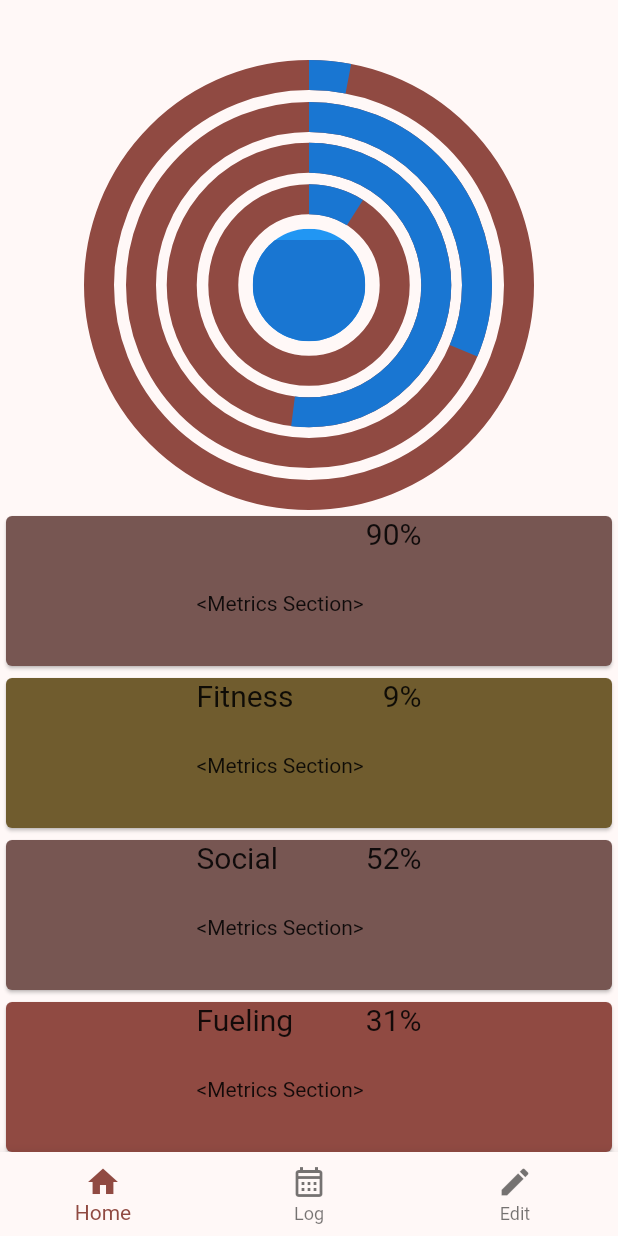
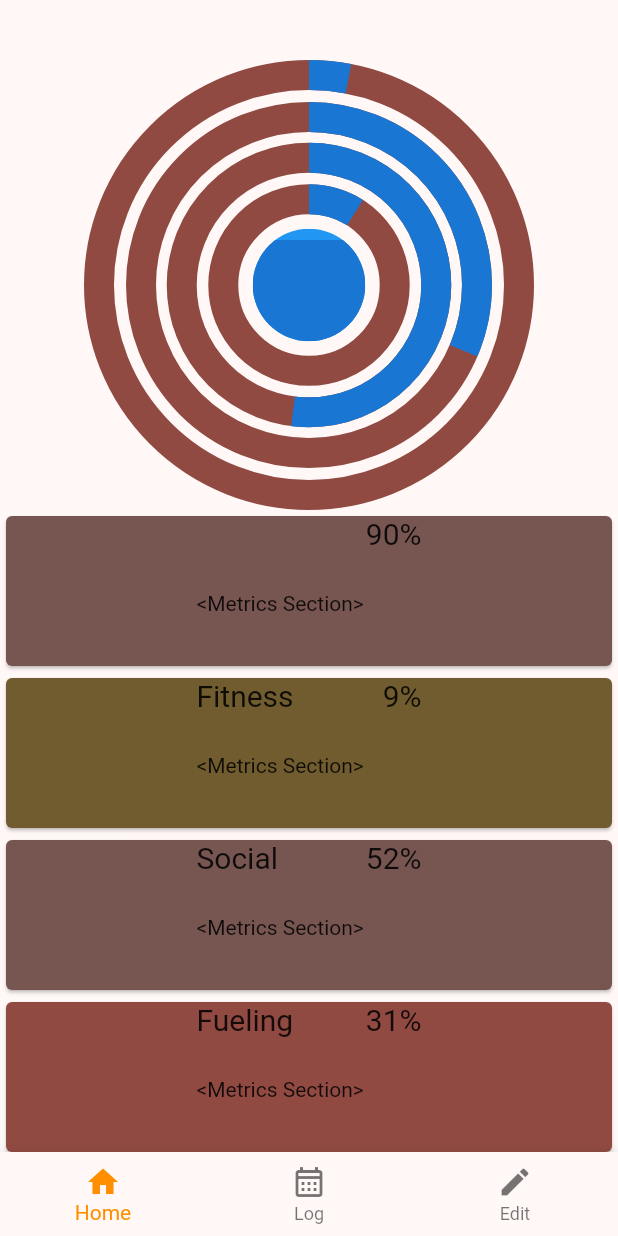
Before and after one commit to charlieforward9/beat, a Flutter app: the screen it shows after launch, on a phone screen of 412 x 824 dp. Run offline on Flutter 3.47's test engine with Material 2 defaults, Android fonts, the phone set to English and light mode, and no system bars; missing offline and left inert: amplify_api, amplify_core, amplify_datastore, amplify_flutter; Roboto replaces fonts that are missing (Georgia).

Commit message:
testing override

```diff
--- a/lib/main.dart
+++ b/lib/main.dart
@@ -50,10 +50,10 @@ class _MyAppState extends State<MyApp> {
   Widget build(BuildContext context) {
     return MaterialApp(
         title: 'Flutter Demo',
-        //TODO: Color needs revision (Dillan)
         theme: ThemeData(
           brightness: Brightness.light,
           colorSchemeSeed: Colors.red,
+          //TODO: app wide color scheme set here
           fontFamily: 'Georgia',
         ),
         home: Scaffold(
@@ -77,7 +77,7 @@ class _MyAppState extends State<MyApp> {
               ),
             ],
             currentIndex: _selectedPage,
-            //selectedItemColor: Colors.amber[800],
+            selectedItemColor: Colors.amber[800],
             onTap: _onNavBarTapped,
           ),
         ));
```
